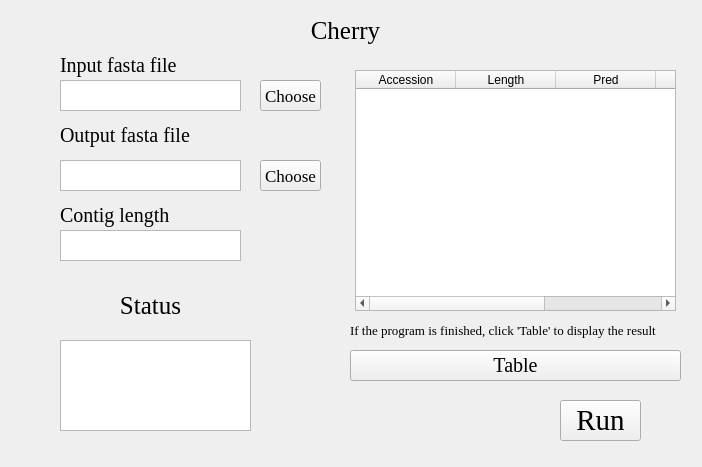
hzaurzli/MicroWorldOmics, file Cherry.ui: the form before one commit.
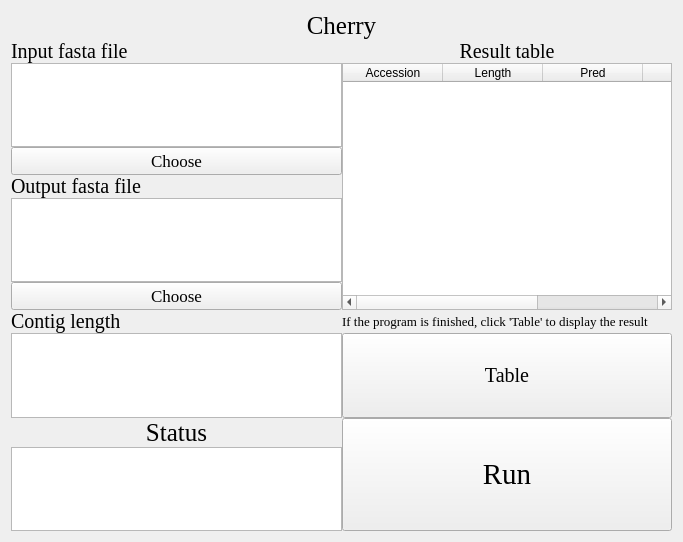
The form after the commit. Icons and pictures are not drawn.

Diff of the .ui file:
```diff
--- a/Cherry.ui
+++ b/Cherry.ui
@@ -6,8 +6,8 @@
    <rect>
     <x>0</x>
     <y>0</y>
-    <width>702</width>
-    <height>467</height>
+    <width>683</width>
+    <height>542</height>
    </rect>
   </property>
   <property name="windowTitle">
@@ -16,37 +16,21 @@
   <property name="styleSheet">
    <string notr="true">background-image: url(D:/Documents/Desktop/bb.png)</string>
   </property>
-  <widget class="QLabel" name="label">
-   <property name="geometry">
-    <rect>
-     <x>250</x>
-     <y>10</y>
-     <width>191</width>
-     <height>41</height>
-    </rect>
-   </property>
-   <property name="font">
-    <font>
-     <family>Times New Roman</family>
-     <pointsize>19</pointsize>
-    </font>
-   </property>
-   <property name="text">
-    <string>Cherry</string>
-   </property>
-   <property name="alignment">
-    <set>Qt::AlignCenter</set>
-   </property>
-  </widget>
+  <layout class="QGridLayout" name="gridLayout_6">
+   <item row="0" column="0">
+    <layout class="QGridLayout" name="gridLayout">
+     <property name="spacing">
+      <number>0</number>
+     </property>
+     <item row="2" column="0">
+      <widget class="QTextBrowser" name="textBrowser_2">
+       <property name="styleSheet">
+        <string notr="true">background-image: url(D:/Documents/Desktop/white.png)</string>
+       </property>
+      </widget>
+     </item>
+     <item row="1" column="0">
   <widget class="QLabel" name="label_2">
-   <property name="geometry">
-    <rect>
-     <x>60</x>
-     <y>50</y>
-     <width>161</width>
-     <height>31</height>
-    </rect>
-   </property>
    <property name="font">
     <font>
      <family>Times New Roman</family>
@@ -60,28 +44,82 @@
     <set>Qt::AlignLeading|Qt::AlignLeft|Qt::AlignVCenter</set>
    </property>
   </widget>
-  <widget class="QTextBrowser" name="textBrowser_2">
-   <property name="geometry">
-    <rect>
-     <x>60</x>
-     <y>80</y>
-     <width>181</width>
-     <height>31</height>
-    </rect>
+     </item>
+     <item row="8" column="1">
+      <widget class="QPushButton" name="pushButton_4">
+       <property name="sizePolicy">
+        <sizepolicy hsizetype="Minimum" vsizetype="Expanding">
+         <horstretch>0</horstretch>
+         <verstretch>0</verstretch>
+        </sizepolicy>
+       </property>
+       <property name="font">
+        <font>
+         <family>Times New Roman</family>
+         <pointsize>15</pointsize>
+        </font>
+       </property>
+       <property name="text">
+        <string>Table</string>
+       </property>
+      </widget>
+     </item>
+     <item row="7" column="1">
+      <widget class="QLabel" name="label_6">
+       <property name="font">
+        <font>
+         <family>Times New Roman</family>
+         <pointsize>10</pointsize>
+        </font>
+       </property>
+       <property name="text">
+        <string>If the program is finished, click 'Table' to display the result</string>
+       </property>
+       <property name="alignment">
+        <set>Qt::AlignLeading|Qt::AlignLeft|Qt::AlignVCenter</set>
+       </property>
+      </widget>
+     </item>
+     <item row="9" column="1" rowspan="2">
+      <widget class="QPushButton" name="pushButton">
+       <property name="sizePolicy">
+        <sizepolicy hsizetype="Expanding" vsizetype="Expanding">
+         <horstretch>0</horstretch>
+         <verstretch>0</verstretch>
+        </sizepolicy>
+       </property>
+       <property name="font">
+        <font>
+         <family>Times New Roman</family>
+         <pointsize>22</pointsize>
+        </font>
    </property>
    <property name="styleSheet">
     <string notr="true">background-image: url(D:/Documents/Desktop/white.png)</string>
    </property>
-  </widget>
+       <property name="text">
+        <string>Run</string>
+       </property>
+      </widget>
+     </item>
+     <item row="0" column="0" colspan="2">
+      <widget class="QLabel" name="label">
+       <property name="font">
+        <font>
+         <family>Times New Roman</family>
+         <pointsize>19</pointsize>
+        </font>
+       </property>
+       <property name="text">
+        <string>Cherry</string>
+       </property>
+       <property name="alignment">
+        <set>Qt::AlignCenter</set>
+       </property>
+      </widget>
+     </item>
+     <item row="4" column="0">
   <widget class="QLabel" name="label_3">
-   <property name="geometry">
-    <rect>
-     <x>60</x>
-     <y>120</y>
-     <width>161</width>
-     <height>31</height>
-    </rect>
-   </property>
    <property name="font">
     <font>
      <family>Times New Roman</family>
@@ -95,28 +133,16 @@
     <set>Qt::AlignLeading|Qt::AlignLeft|Qt::AlignVCenter</set>
    </property>
   </widget>
+     </item>
+     <item row="5" column="0">
   <widget class="QTextBrowser" name="textBrowser_3">
-   <property name="geometry">
-    <rect>
-     <x>60</x>
-     <y>160</y>
-     <width>181</width>
-     <height>31</height>
-    </rect>
-   </property>
    <property name="styleSheet">
     <string notr="true">background-image: url(D:/Documents/Desktop/white.png)</string>
    </property>
   </widget>
+     </item>
+     <item row="3" column="0">
   <widget class="QPushButton" name="pushButton_2">
-   <property name="geometry">
-    <rect>
-     <x>260</x>
-     <y>80</y>
-     <width>61</width>
-     <height>31</height>
-    </rect>
-   </property>
    <property name="font">
     <font>
      <family>Times New Roman</family>
@@ -127,15 +153,25 @@
     <string>Choose</string>
    </property>
   </widget>
+     </item>
+     <item row="7" column="0">
+      <widget class="QLabel" name="label_5">
+       <property name="font">
+        <font>
+         <family>Times New Roman</family>
+         <pointsize>15</pointsize>
+        </font>
+       </property>
+       <property name="text">
+        <string>Contig length</string>
+       </property>
+       <property name="alignment">
+        <set>Qt::AlignLeading|Qt::AlignLeft|Qt::AlignVCenter</set>
+       </property>
+      </widget>
+     </item>
+     <item row="6" column="0">
   <widget class="QPushButton" name="pushButton_3">
-   <property name="geometry">
-    <rect>
-     <x>260</x>
-     <y>160</y>
-     <width>61</width>
-     <height>31</height>
-    </rect>
-   </property>
    <property name="font">
     <font>
      <family>Times New Roman</family>
@@ -146,28 +182,16 @@
     <string>Choose</string>
    </property>
   </widget>
-  <widget class="QTextBrowser" name="textBrowser">
-   <property name="geometry">
-    <rect>
-     <x>60</x>
-     <y>340</y>
-     <width>191</width>
-     <height>91</height>
-    </rect>
-   </property>
+     </item>
+     <item row="8" column="0">
+      <widget class="QTextEdit" name="textEdit">
    <property name="styleSheet">
     <string notr="true">background-image: url(D:/Documents/Desktop/white.png)</string>
    </property>
   </widget>
+     </item>
+     <item row="9" column="0">
   <widget class="QLabel" name="label_4">
-   <property name="geometry">
-    <rect>
-     <x>100</x>
-     <y>290</y>
-     <width>101</width>
-     <height>31</height>
-    </rect>
-   </property>
    <property name="font">
     <font>
      <family>Times New Roman</family>
@@ -181,78 +205,16 @@
     <set>Qt::AlignCenter</set>
    </property>
   </widget>
-  <widget class="QPushButton" name="pushButton">
-   <property name="geometry">
-    <rect>
-     <x>560</x>
-     <y>400</y>
-     <width>81</width>
-     <height>41</height>
-    </rect>
-   </property>
-   <property name="font">
-    <font>
-     <family>Times New Roman</family>
-     <pointsize>22</pointsize>
-    </font>
-   </property>
+     </item>
+     <item row="10" column="0">
+      <widget class="QTextBrowser" name="textBrowser">
    <property name="styleSheet">
     <string notr="true">background-image: url(D:/Documents/Desktop/white.png)</string>
    </property>
-   <property name="text">
-    <string>Run</string>
-   </property>
-  </widget>
-  <widget class="QPushButton" name="pushButton_4">
-   <property name="geometry">
-    <rect>
-     <x>350</x>
-     <y>350</y>
-     <width>331</width>
-     <height>31</height>
-    </rect>
-   </property>
-   <property name="font">
-    <font>
-     <family>Times New Roman</family>
-     <pointsize>15</pointsize>
-    </font>
-   </property>
-   <property name="text">
-    <string>Table</string>
-   </property>
-  </widget>
-  <widget class="QLabel" name="label_6">
-   <property name="geometry">
-    <rect>
-     <x>350</x>
-     <y>320</y>
-     <width>331</width>
-     <height>20</height>
-    </rect>
-   </property>
-   <property name="font">
-    <font>
-     <family>Times New Roman</family>
-     <pointsize>10</pointsize>
-    </font>
-   </property>
-   <property name="text">
-    <string>If the program is finished, click 'Table' to display the result</string>
-   </property>
-   <property name="alignment">
-    <set>Qt::AlignLeading|Qt::AlignLeft|Qt::AlignVCenter</set>
-   </property>
-  </widget>
+      </widget>
+     </item>
+     <item row="2" column="1" rowspan="5">
   <widget class="QTableWidget" name="tableWidget">
-   <property name="geometry">
-    <rect>
-     <x>355</x>
-     <y>70</y>
-     <width>321</width>
-     <height>241</height>
-    </rect>
-   </property>
    <property name="styleSheet">
     <string notr="true">background-image: url(D:/Documents/Desktop/white.png)</string>
    </property>
@@ -282,15 +244,9 @@
     </property>
    </column>
   </widget>
-  <widget class="QLabel" name="label_5">
-   <property name="geometry">
-    <rect>
-     <x>60</x>
-     <y>200</y>
-     <width>161</width>
-     <height>31</height>
-    </rect>
-   </property>
+     </item>
+     <item row="1" column="1">
+      <widget class="QLabel" name="label_7">
    <property name="font">
     <font>
      <family>Times New Roman</family>
@@ -298,25 +254,16 @@
     </font>
    </property>
    <property name="text">
-    <string>Contig length</string>
+        <string>Result table</string>
    </property>
    <property name="alignment">
-    <set>Qt::AlignLeading|Qt::AlignLeft|Qt::AlignVCenter</set>
-   </property>
-  </widget>
-  <widget class="QTextEdit" name="textEdit">
-   <property name="geometry">
-    <rect>
-     <x>60</x>
-     <y>230</y>
-     <width>181</width>
-     <height>31</height>
-    </rect>
-   </property>
-   <property name="styleSheet">
-    <string notr="true">background-image: url(D:/Documents/Desktop/white.png)</string>
-   </property>
-  </widget>
+        <set>Qt::AlignCenter</set>
+       </property>
+      </widget>
+     </item>
+    </layout>
+   </item>
+  </layout>
  </widget>
  <resources/>
  <connections/>
```
Left out of the diff: 6 changed lines with no effect on the pictures. Lines whose indentation alone changed are shown as unchanged.
